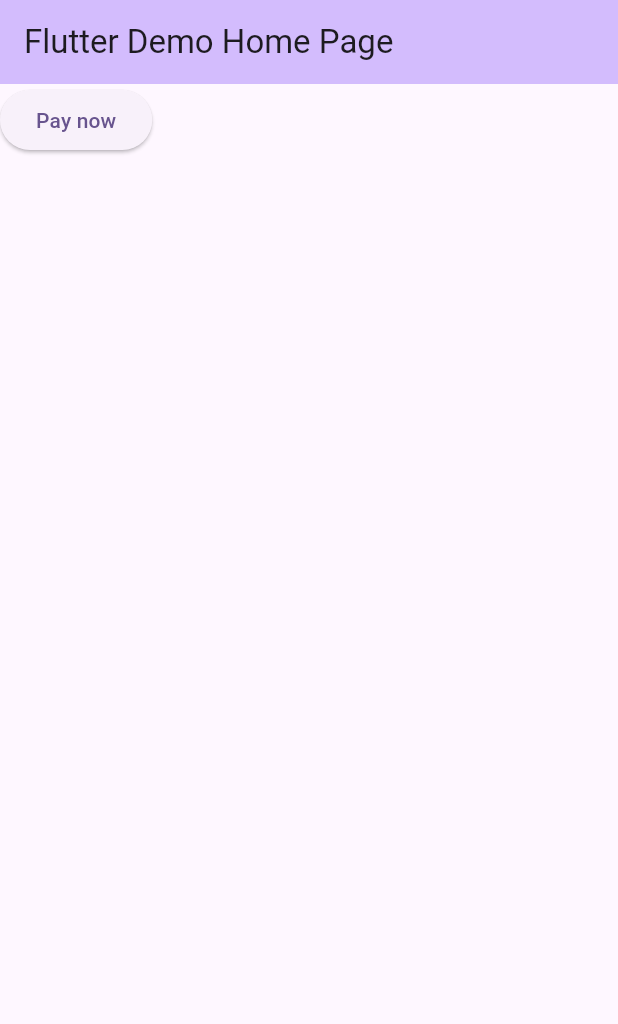
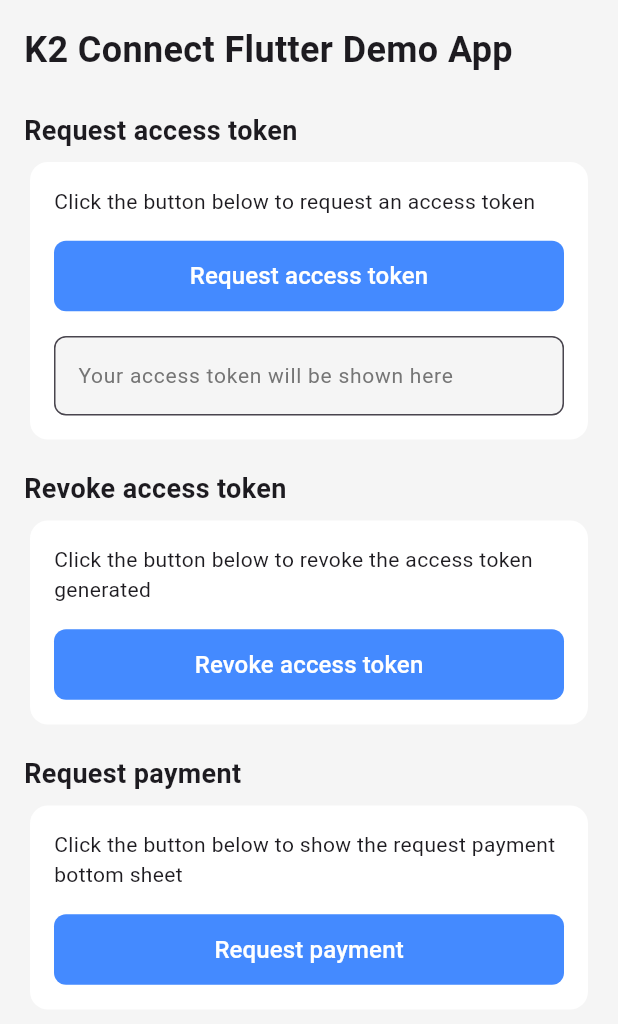
Before and after one commit to kopokopo/k2-connect-flutter, a Flutter app: the screen it shows after launch, on a phone screen of 412 x 824 dp. Shown: the top 1024 px of the screen. Run offline on Flutter 3.47's test engine with Material 3 defaults, Android fonts, the phone set to English and light mode, and no system bars; our stand-ins replace flutter_dotenv, flutter_secure_storage, flutter_svg.

Commit message:
feat(KK-9805): Allow merchants to revoke access tokens

```diff
--- /dev/null
+++ b/example/lib/home_page.dart
@@ -0,0 +1,170 @@
+import 'package:example/utils/secure_storage_helper.dart';
+import 'package:example/utils/secure_storage_keys.dart';
+import 'package:example/utils/utilities.dart';
+import 'package:example/widgets/access_token_card.dart';
+import 'package:example/widgets/request_payment_card.dart';
+import 'package:example/widgets/revoke_access_token_card.dart';
+import 'package:flutter/material.dart';
+import 'package:flutter_dotenv/flutter_dotenv.dart';
+import 'package:k2_connect_flutter/k2_connect_flutter.dart';
+
+class HomePage extends StatefulWidget {
+  const HomePage({super.key});
+
+  @override
+  State<HomePage> createState() => _HomePageState();
+}
+
+class _HomePageState extends State<HomePage> {
+  final _accessTokenController = TextEditingController();
+
+  @override
+  void initState() {
+    super.initState();
+
+    _initializeK2Connect();
+  }
+
+  @override
+  Widget build(BuildContext context) {
+    return Scaffold(
+      backgroundColor: Colors.grey[100],
+      body: SafeArea(
+        child: Padding(
+          padding: const EdgeInsets.all(16.0),
+          child: SingleChildScrollView(
+            child: Column(
+              crossAxisAlignment: CrossAxisAlignment.stretch,
+              children: [
+                Text(
+                  'K2 Connect Flutter Demo App',
+                  style: TextStyle(
+                    fontSize: 24.0,
+                    fontWeight: FontWeight.w600,
+                  ),
+                ),
+                const SizedBox(height: 24.0),
+                Text(
+                  'Request access token',
+                  style: TextStyle(
+                    fontSize: 18.0,
+                    fontWeight: FontWeight.w600,
+                  ),
+                ),
+                SizedBox(height: 4.0),
+                AccessTokenCard(
+                  controller: _accessTokenController,
+                  requestAccessToken: _requestAccessToken,
+                ),
+                SizedBox(height: 16.0),
+                Text(
+                  'Revoke access token',
+                  style: TextStyle(
+                    fontSize: 18.0,
+                    fontWeight: FontWeight.w600,
+                  ),
+                ),
+                SizedBox(height: 4.0),
+                RevokeAccessTokenCard(
+                  revokeAccessToken: _revokeAccessToken,
+                ),
+                SizedBox(height: 16.0),
+                Text(
+                  'Request payment',
+                  style: TextStyle(
+                    fontSize: 18.0,
+                    fontWeight: FontWeight.w600,
+                  ),
+                ),
+                SizedBox(height: 4.0),
+                RequestPaymentCard(
+                  showRequestPaymentBottomSheet: _showRequestPaymentBottomSheet,
+                ),
+              ],
+            ),
+          ),
+        ),
+      ),
+    );
+  }
+
+  void _initializeK2Connect() async {
+    await K2ConnectFlutter.initialize(
+      baseUrl: dotenv.env['BASE_URL'] ?? '',
+      credentials: K2ConnectCredentials(
+        clientId: dotenv.env['CLIENT_ID'] ?? '',
+        clientSecret: dotenv.env['CLIENT_SECRET'] ?? '',
+        apiKey: dotenv.env['API_KEY'] ?? '',
+      ),
+      loggingEnabled: true,
+    );
+  }
+
+  void _requestAccessToken() async {
+    showProgressDialog(context);
+    final TokenService tokenService = K2ConnectFlutter.tokenService();
+    final tokenResponse = await tokenService.requestAccessToken();
+
+    await SecureStorageHelper.saveValue(
+      key: SecureStorageKeys.authToken,
+      value: tokenResponse.accessToken,
+    );
+
+    setState(() {
+      dismissProgressDialog(context);
+      _accessTokenController.text = tokenResponse.accessToken;
+    });
+  }
+
+  void _revokeAccessToken() async {
+    showProgressDialog(context);
+    final String? accessToken =
+        await SecureStorageHelper.getValue(SecureStorageKeys.authToken);
+
+    if (accessToken == null || accessToken.isEmpty) {
+      setState(() {
+        showSnackBar(context, "Please generate an access token first");
+      });
+      return;
+    }
+
+    final TokenService tokenService = K2ConnectFlutter.tokenService();
+    await tokenService.revokeAccessToken(accessToken);
+
+    await SecureStorageHelper.deleteValue(SecureStorageKeys.authToken);
+
+    setState(() {
+      dismissProgressDialog(context);
+      _accessTokenController.text = '';
+      showSnackBar(context, "Token revoked successfully");
+    });
+  }
+
+  void _showRequestPaymentBottomSheet() async {
+    final String? accessToken =
+        await SecureStorageHelper.getValue(SecureStorageKeys.authToken);
+
+    if (accessToken == null || accessToken.isEmpty) {
+      setState(() {
+        showSnackBar(context, "Please generate an access token first");
+      });
+      return;
+    }
+
+    final request = StkPushRequest(
+      companyName: 'Diba Med',
+      tillNumber: 'K676719',
+      amount: Amount(currency: 'KES', value: '1.00'),
+      callbackUrl: 'https://webhook.site/your-callback-url',
+      metadata: {'source': 'flutter-app'},
+      onSuccess: () => print('🟢 Payment success'),
+      onError: (error) => print('🔴 Payment error: $error'),
+      accessToken: accessToken,
+    );
+
+    final stkService = K2ConnectFlutter.stkService();
+
+    // ignore: use_build_context_synchronously
+    await stkService.requestPaymentBottomSheet(context, request: request);
+  }
+}
--- a/example/lib/main.dart
+++ b/example/lib/main.dart
@@ -2,7 +2,8 @@
 
 import 'package:flutter/material.dart';
 import 'package:flutter_dotenv/flutter_dotenv.dart';
-import 'package:k2_connect_flutter/k2_connect_flutter.dart';
+
+import 'home_page.dart';
 
 Future<void> main() async {
   await dotenv.load(fileName: ".env");
@@ -21,76 +22,7 @@ class MyApp extends StatelessWidget {
         colorScheme: ColorScheme.fromSeed(seedColor: Colors.deepPurple),
         useMaterial3: true,
       ),
-      home: const MyHomePage(title: 'Flutter Demo Home Page'),
+      home: const HomePage(),
     );
   }
 }
-
-class MyHomePage extends StatefulWidget {
-  const MyHomePage({super.key, required this.title});
-
-  final String title;
-
-  @override
-  State<MyHomePage> createState() => _MyHomePageState();
-}
-
-class _MyHomePageState extends State<MyHomePage> {
-  @override
-  void initState() {
-    super.initState();
-
-    _initializeK2Connect();
-  }
-
-  @override
-  Widget build(BuildContext context) {
-    return Scaffold(
-      appBar: AppBar(
-        backgroundColor: Theme.of(context).colorScheme.inversePrimary,
-        title: Text(widget.title),
-      ),
-      body: ElevatedButton(
-        onPressed: () async {
-          final TokenService tokenService = K2ConnectFlutter.tokenService();
-          final tokenResponse = await tokenService.requestAccessToken();
-
-          final request = StkPushRequest(
-            companyName: 'Diba Med',
-            tillNumber: 'K676719',
-            amount: Amount(currency: 'KES', value: '1.00'),
-            callbackUrl: 'https://webhook.site/your-callback-url',
-            metadata: {'source': 'flutter-app'},
-            onSuccess: () => print('🟢 Payment success'),
-            onError: (error) => print('🔴 Payment error: $error'),
-            accessToken: tokenResponse.accessToken,
-          );
-
-          final stkService = K2ConnectFlutter.stkService(
-          );
-
-          // ignore: use_build_context_synchronously
-          await stkService.requestPaymentBottomSheet(context, request: request);
-        },
-        child: const Text('Pay now'),
-      ),
-    );
-  }
-
-  void _initializeK2Connect() async {
-    await K2ConnectFlutter.initialize(
-      baseUrl: dotenv.env['BASE_URL'] ?? '',
-      credentials: K2ConnectCredentials(
-        clientId: dotenv.env['CLIENT_ID'] ?? '',
-        clientSecret: dotenv.env['CLIENT_SECRET'] ?? '',
-        apiKey: dotenv.env['API_KEY'] ?? '',
-      ),
-      loggingEnabled: true,
-    );
-
-    final TokenService tokenService = K2ConnectFlutter.tokenService();
-    final tokenResponse = await tokenService.requestAccessToken();
-
-    print("Token response: $tokenResponse");
-  }
-}
--- /dev/null
+++ b/example/lib/utils/secure_storage_helper.dart
@@ -0,0 +1,30 @@
+import 'package:flutter_secure_storage/flutter_secure_storage.dart';
+
+class SecureStorageHelper {
+  static final _secureStorage = const FlutterSecureStorage();
+
+  static Future<void> saveValue({
+    required String key,
+    required String value,
+  }) async {
+    await _secureStorage.write(key: key, value: value);
+  }
+
+  static Future<String?> getValue(String key) async {
+    return await _secureStorage.read(key: key);
+  }
+
+  static Future<void> deleteValue(String key) async {
+    await _secureStorage.delete(key: key);
+  }
+
+  static Future<void> clearStorage() async {
+    await _secureStorage.deleteAll();
+  }
+
+  static final SecureStorageHelper _instance = SecureStorageHelper._internal();
+
+  factory SecureStorageHelper() => _instance;
+
+  SecureStorageHelper._internal();
+}
--- /dev/null
+++ b/example/lib/utils/secure_storage_keys.dart
@@ -0,0 +1,3 @@
+class SecureStorageKeys {
+  static const authToken = 'AUTH_TOKEN';
+}
--- /dev/null
+++ b/example/lib/widgets/access_token_card.dart
@@ -0,0 +1,79 @@
+import 'package:flutter/material.dart';
+
+class AccessTokenCard extends StatelessWidget {
+  final TextEditingController controller;
+  final VoidCallback requestAccessToken;
+
+  const AccessTokenCard({
+    super.key,
+    required this.controller,
+    required this.requestAccessToken,
+  });
+
+  @override
+  Widget build(BuildContext context) {
+    return Card(
+      elevation: 0,
+      color: Colors.white,
+      child: Container(
+        padding: EdgeInsets.all(16.0),
+        child: Column(
+          crossAxisAlignment: CrossAxisAlignment.stretch,
+          children: [
+            Text(
+              'Click the button below to request an access token',
+            ),
+            SizedBox(height: 16.0),
+            ElevatedButton(
+              style: ButtonStyle(
+                elevation: WidgetStateProperty.all(0),
+                backgroundColor: WidgetStateProperty.all(Colors.blueAccent),
+                foregroundColor: WidgetStatePropertyAll(Colors.white),
+                shape: WidgetStateProperty.all(
+                  RoundedRectangleBorder(
+                    borderRadius: BorderRadius.circular(8.0),
+                  ),
+                ),
+                padding: WidgetStateProperty.all(
+                  EdgeInsets.all(12.0),
+                ),
+              ),
+              onPressed: requestAccessToken,
+              child: Text(
+                'Request access token',
+                style: TextStyle(
+                  fontSize: 16.0,
+                ),
+              ),
+            ),
+            SizedBox(height: 16.0),
+            TextField(
+              keyboardType: TextInputType.text,
+              readOnly: true,
+              controller: controller,
+              style: TextStyle(
+                color: Colors.grey[700],
+                fontSize: 14.0,
+              ),
+              decoration: InputDecoration(
+                border: OutlineInputBorder(
+                    borderRadius: const BorderRadius.all(Radius.circular(8.0)),
+                    borderSide: BorderSide(
+                      color: Colors.white,
+                    )),
+                filled: true,
+                fillColor: Colors.grey[100],
+                hintText: "Your access token will be shown here",
+                hintStyle: TextStyle(
+                  color: Colors.grey[600],
+                  fontSize: 14.0,
+                ),
+              ),
+              textCapitalization: TextCapitalization.none,
+            ),
+          ],
+        ),
+      ),
+    );
+  }
+}
--- /dev/null
+++ b/example/lib/widgets/request_payment_card.dart
@@ -0,0 +1,52 @@
+import 'package:flutter/material.dart';
+
+class RequestPaymentCard extends StatelessWidget {
+  final VoidCallback showRequestPaymentBottomSheet;
+
+  const RequestPaymentCard({
+    super.key,
+    required this.showRequestPaymentBottomSheet,
+  });
+
+  @override
+  Widget build(BuildContext context) {
+    return Card(
+      elevation: 0,
+      color: Colors.white,
+      child: Container(
+        padding: EdgeInsets.all(16.0),
+        child: Column(
+          crossAxisAlignment: CrossAxisAlignment.stretch,
+          children: [
+            Text(
+              'Click the button below to show the request payment bottom sheet',
+            ),
+            SizedBox(height: 16.0),
+            ElevatedButton(
+              style: ButtonStyle(
+                elevation: WidgetStateProperty.all(0),
+                backgroundColor: WidgetStateProperty.all(Colors.blueAccent),
+                foregroundColor: WidgetStatePropertyAll(Colors.white),
+                shape: WidgetStateProperty.all(
+                  RoundedRectangleBorder(
+                    borderRadius: BorderRadius.circular(8.0),
+                  ),
+                ),
+                padding: WidgetStateProperty.all(
+                  EdgeInsets.all(12.0),
+                ),
+              ),
+              onPressed: showRequestPaymentBottomSheet,
+              child: Text(
+                'Request payment',
+                style: TextStyle(
+                  fontSize: 16.0,
+                ),
+              ),
+            ),
+          ],
+        ),
+      ),
+    );
+  }
+}
--- /dev/null
+++ b/example/lib/widgets/revoke_access_token_card.dart
@@ -0,0 +1,52 @@
+import 'package:flutter/material.dart';
+
+class RevokeAccessTokenCard extends StatelessWidget {
+  final VoidCallback revokeAccessToken;
+
+  const RevokeAccessTokenCard({
+    super.key,
+    required this.revokeAccessToken,
+  });
+
+  @override
+  Widget build(BuildContext context) {
+    return Card(
+      elevation: 0,
+      color: Colors.white,
+      child: Container(
+        padding: EdgeInsets.all(16.0),
+        child: Column(
+          crossAxisAlignment: CrossAxisAlignment.stretch,
+          children: [
+            Text(
+              'Click the button below to revoke the access token generated',
+            ),
+            SizedBox(height: 16.0),
+            ElevatedButton(
+              style: ButtonStyle(
+                elevation: WidgetStateProperty.all(0),
+                backgroundColor: WidgetStateProperty.all(Colors.blueAccent),
+                foregroundColor: WidgetStatePropertyAll(Colors.white),
+                shape: WidgetStateProperty.all(
+                  RoundedRectangleBorder(
+                    borderRadius: BorderRadius.circular(8.0),
+                  ),
+                ),
+                padding: WidgetStateProperty.all(
+                  EdgeInsets.all(12.0),
+                ),
+              ),
+              onPressed: revokeAccessToken,
+              child: Text(
+                'Revoke access token',
+                style: TextStyle(
+                  fontSize: 16.0,
+                ),
+              ),
+            ),
+          ],
+        ),
+      ),
+    );
+  }
+}
--- a/example/pubspec.yaml
+++ b/example/pubspec.yaml
@@ -30,12 +30,9 @@ environment:
 dependencies:
   flutter:
     sdk: flutter
-
   flutter_dotenv: ^5.0.2
-
-  # The following adds the Cupertino Icons font to your application.
-  # Use with the CupertinoIcons class for iOS style icons.
   cupertino_icons: ^1.0.8
+  flutter_secure_storage: ^9.2.4
 
   k2_connect_flutter:
     path: ../
--- /dev/null
+++ b/lib/src/tokens/models/revoke_token_request.dart
@@ -0,0 +1,19 @@
+class RevokeTokenRequest {
+  final String clientId;
+  final String clientSecret;
+  final String accessToken;
+
+  RevokeTokenRequest({
+    required this.clientId,
+    required this.clientSecret,
+    required this.accessToken,
+  });
+
+  Map<String, dynamic> toJson() {
+    return {
+      'client_id': clientId,
+      'client_secret': clientSecret,
+      'token': accessToken,
+    };
+  }
+}
--- a/lib/src/tokens/models/token_response.dart
+++ b/lib/src/tokens/models/token_response.dart
@@ -16,7 +16,7 @@ class TokenResponse {
       accessToken: json['access_token'],
       tokenType: json['token_type'],
       expiresIn: json['expires_in'],
-      createdAt: json['created_at'],
+      createdAt: json['created_at'].toString(),
     );
   }
 
--- a/lib/src/tokens/token_service.dart
+++ b/lib/src/tokens/token_service.dart
@@ -1,5 +1,6 @@
 import 'package:k2_connect_flutter/k2_connect_flutter.dart';
 import 'package:k2_connect_flutter/src/shared/api_service.dart';
+import 'package:k2_connect_flutter/src/tokens/models/revoke_token_request.dart';
 
 import '../shared/k2_connect_logger.dart';
 import 'models/token_request.dart';
@@ -21,6 +22,8 @@ class TokenService extends ApiService {
   /// Throws an [Exception] if the credentials or base URL are not set,
   /// or if the request fails.
   Future<TokenResponse> requestAccessToken() async {
+    K2ConnectLogger.d('TokenService - Requesting access token');
+
     final request = TokenRequest(
       clientId: credentials.clientId,
       clientSecret: credentials.clientSecret,
@@ -33,11 +36,42 @@ class TokenService extends ApiService {
       queryParameters: request.toJson(),
     );
 
-    K2ConnectLogger.d('TokenService Response: ${response?.body}');
+    K2ConnectLogger.d(
+        'TokenService requestAccessToken response - ${response?.body}');
 
     return processResponse<TokenResponse>(
       response,
       (data) => TokenResponse.fromJson(data),
     );
   }
+
+  /// Revokes a given access token using the configured credentials.
+  ///
+  /// @param[accessToken] The access token you want to revoke
+  ///
+  /// Does not return any value if request succeeds.
+  ///
+  /// Throws an [Exception] if the credentials or base URL are not set,
+  /// or if the request fails.
+  Future<void> revokeAccessToken(String accessToken) async {
+    K2ConnectLogger.d('TokenService - Revoking access token');
+
+    final request = RevokeTokenRequest(
+      clientId: credentials.clientId,
+      clientSecret: credentials.clientSecret,
+      accessToken: accessToken,
+    );
+
+    final response = await sendRequest(
+      requestType: HttpMethod.POST,
+      baseUrl: baseUrl,
+      endpoint: 'oauth/revoke',
+      queryParameters: request.toJson(),
+    );
+
+    K2ConnectLogger.d(
+        'TokenService revokeAccessToken response - ${response?.body}');
+
+    return processResponse(response, null);
+  }
 }
```
Also changed, not shown: example/lib/utils/utilities.dart (added, +30 -0 lines), example/pubspec.lock, 3 other files.
